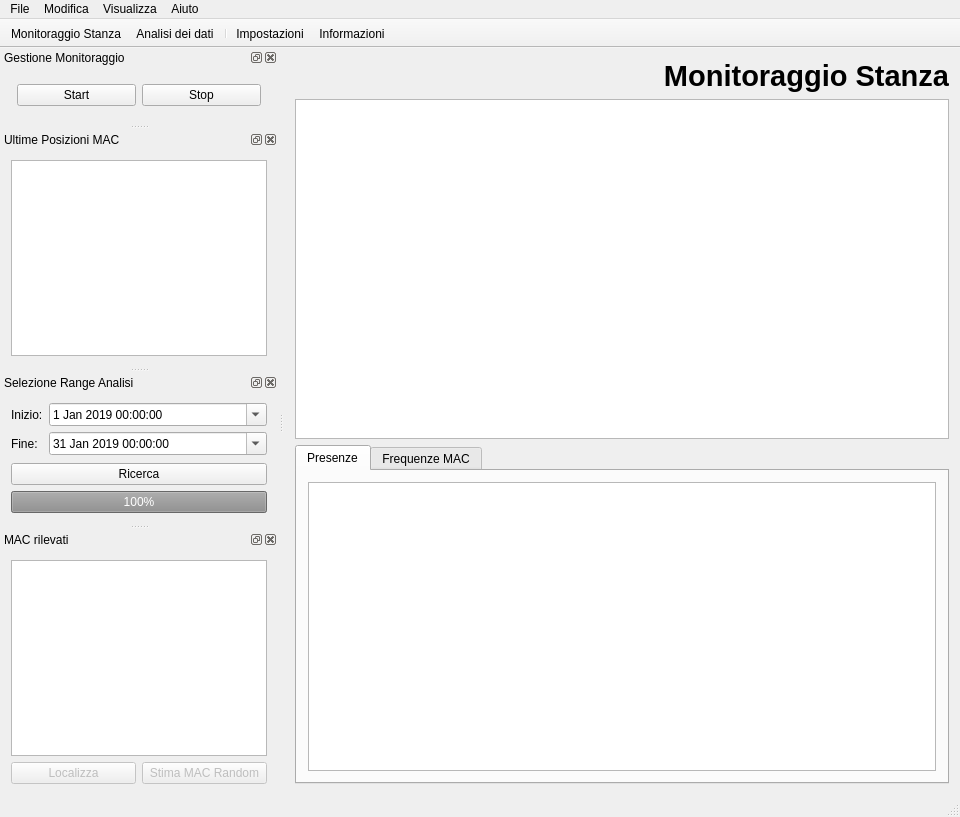
The window that RoomMonitor/windows/main.ui (PieroMacaluso/RoomMonitor) describes before a commit, drawn with Qt 5.
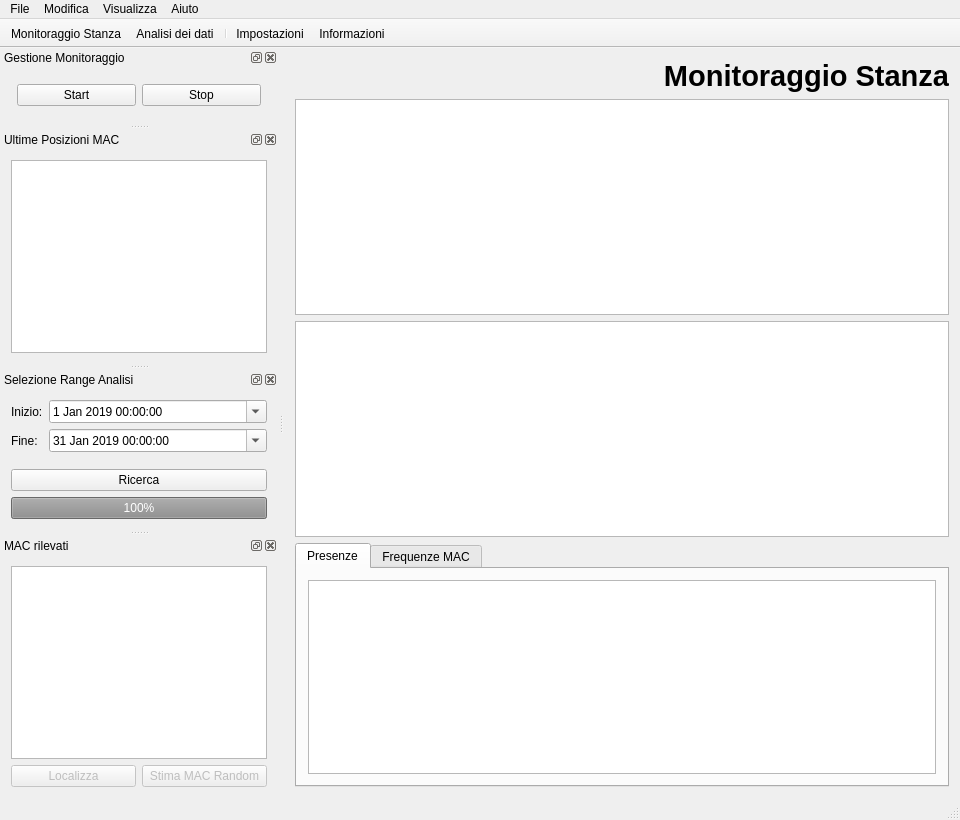
The same window after the commit. Icons and pictures are not drawn. Custom widgets are drawn as their Qt base class.

Diff of the .ui file:
```diff
--- a/RoomMonitor/windows/main.ui
+++ b/RoomMonitor/windows/main.ui
@@ -7,7 +7,7 @@
     <x>0</x>
     <y>0</y>
     <width>960</width>
-    <height>817</height>
+    <height>820</height>
    </rect>
   </property>
   <property name="sizePolicy">
@@ -41,6 +41,9 @@
     <item>
      <widget class="MonitoringPlotView" name="monitoringPlot"/>
     </item>
+    <item>
+     <widget class="LivePlotView" name="livePlot"/>
+    </item>
     <item>
      <widget class="QTabWidget" name="analysisWidget">
       <property name="acceptDrops">
@@ -264,7 +267,7 @@
    <property name="minimumSize">
     <size>
      <width>201</width>
-     <height>128</height>
+     <height>159</height>
     </size>
    </property>
    <property name="floating">
@@ -543,6 +546,11 @@
    <extends>QGraphicsView</extends>
    <header>windows/plots/mac/MacPlotView.h</header>
   </customwidget>
+  <customwidget>
+   <class>LivePlotView</class>
+   <extends>QGraphicsView</extends>
+   <header>windows/plots/live/LivePlotView.h</header>
+  </customwidget>
  </customwidgets>
  <tabstops>
   <tabstop>startButton</tabstop>
```
